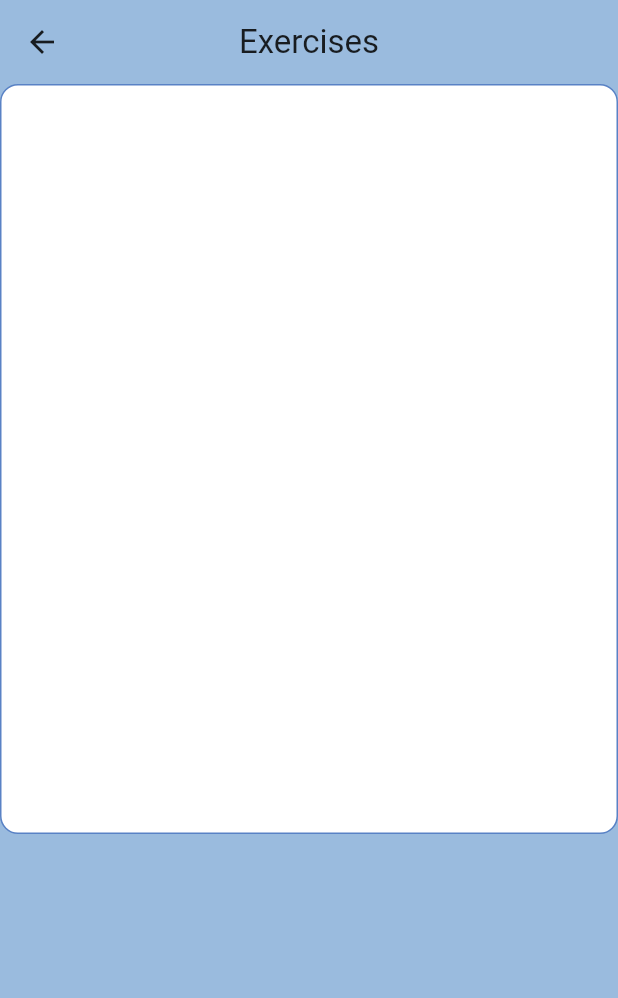
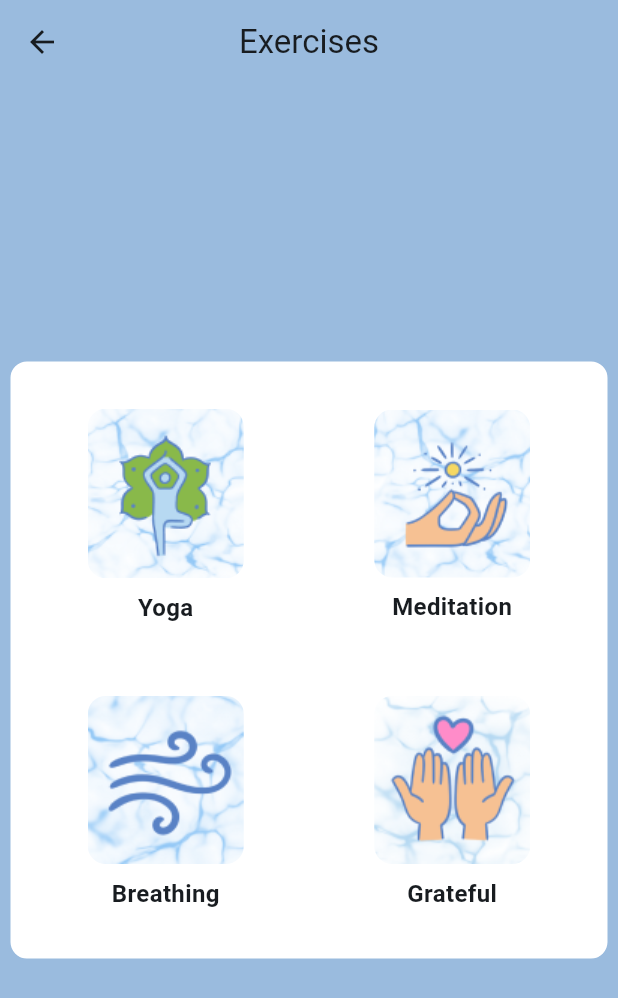
Before and after one commit to jernejakrajcar/droppy, a Flutter app: the ExercisesScreen screen opened by its route, on a phone screen of 412 x 824 dp. Shown: the top 998 px of the screen. Run offline on Flutter 3.47's test engine with Material 3 defaults, Android fonts, the phone set to English and light mode, and no system bars; our stand-ins replace isar; accounts and stored records are empty; generated files the repository leaves out were written again.

Commit message:
Add files via upload

```diff
--- a/lib/main.dart
+++ b/lib/main.dart
@@ -1,7 +1,14 @@
 import 'package:droppy/screens/diary_screen.dart';
+import 'package:droppy/screens/exercises/grateful_screen.dart';
 import 'package:droppy/screens/exercises_screen.dart';
 import 'package:droppy/screens/mood_tracker_screen.dart';
 import 'package:droppy/screens/relaxation_games_screen.dart';
+
+import 'package:droppy/screens/exercises/yoga_screen.dart';
+import 'package:droppy/screens/exercises/meditation_screen.dart';
+import 'package:droppy/screens/exercises/breathing_screen.dart';
+import 'package:droppy/screens/exercises/yoga_screen.dart';
+
 import 'package:flutter/material.dart';
 import 'package:droppy/services/isar_service.dart';
 
@@ -30,6 +37,10 @@ class MyApp extends StatelessWidget {
         '/moodTracker': (context) => MoodTrackerScreen(),
         '/vaje': (context) => ExercisesScreen(),
         '/igre': (context) => GamesScreen(),
+        '/yoga': (context) => YogaScreen(),
+        '/meditation': (context) => MeditationScreen(),
+        '/breathing': (context) => BreathingScreen(),
+        '/grateful': (context) => GratefulScreen(),
       },
     );
   }
--- a/lib/screens/exercises_screen.dart
+++ b/lib/screens/exercises_screen.dart
@@ -6,39 +6,115 @@ class ExercisesScreen extends StatelessWidget {
   @override
   Widget build(BuildContext context) {
     return Scaffold(
+      backgroundColor: Color.fromARGB(255, 154, 187, 222),
       appBar: AppBar(
         title: const Text('Exercises'),
         centerTitle: true,
         backgroundColor: Color.fromARGB(255, 154, 187, 222),
       ),
-      body: Container(
-        color: Color.fromARGB(
-            255, 154, 187, 222), // Adjust the opacity and color as needed
-
-        // Center is a layout widget. It takes a single child and positions it
-        // in the middle of the parent.
-
-        child: Center(
-          child: Column(
-            children: <Widget>[
-              Container(
-                width: 500,
-                height: 500,
-                decoration: BoxDecoration(
-                  color: Color.fromARGB(255, 255, 255,
-                      255), // Set the background color of the box
-                  border: Border.all(
-                      color: Color.fromARGB(
-                          255, 89, 130, 197)), // Set the border color
-                  borderRadius:
-                      BorderRadius.circular(12.0), // Set the border radius
-                ),
-                //=========USEBINA V KONTENERJU!!!===========
-              )
-            ],
+      body: Center(
+        child: Container(
+          width: 400, // Adjust the width as needed
+          height: 400, // Adjust the height as needed
+          decoration: BoxDecoration(
+            color: Colors.white,
+            border: Border.all(
+              color: Color.fromARGB(255, 154, 187, 222),
+            ),
+            borderRadius: BorderRadius.circular(12.0),
+          ),
+          child: Padding(
+            padding: const EdgeInsets.all(16.0),
+            child: GridView.builder(
+              gridDelegate: SliverGridDelegateWithFixedCrossAxisCount(
+                crossAxisCount: 2, // 2 columns
+                crossAxisSpacing: 16.0,
+                mainAxisSpacing: 16.0,
+              ),
+              itemCount: 4, // 2x2 grid, so 2 rows and 2 columns
+              itemBuilder: (context, index) {
+                return GestureDetector(
+                  onTap: () {
+                    Navigator.pushNamed(context, imgLink(index));
+                  },
+                  child: Column(
+                    mainAxisAlignment: MainAxisAlignment.center,
+                    children: [
+                      Container(
+                        decoration: BoxDecoration(
+                          borderRadius: BorderRadius.circular(12.0),
+                        ),
+                        child: ClipRRect(
+                          borderRadius: BorderRadius.circular(12.0),
+                          child: Image.asset(
+                            getImgName(index), // Replace with your image paths
+                            fit: BoxFit.cover,
+                          ),
+                        ),
+                      ),
+                      SizedBox(height: 8.0),
+                      Text(
+                        getTitle(index), // Replace with your text
+                        textAlign: TextAlign.center,
+                        style: TextStyle(
+                          fontSize: 16.0,
+                          fontWeight: FontWeight.bold,
+                        ),
+                      ),
+                    ],
+                  ),
+                );
+              },
+            ),
           ),
         ),
       ),
     );
   }
 }
+
+String getImgName(int imgInt) {
+  String s = "assets/";
+  switch (imgInt) {
+    case 0:
+      return s + "yoga_icon.png";
+    case 1:
+      return s + "meditation_icon.png";
+    case 2:
+      return s + "breathing_icon.png";
+    case 3:
+      return s + "grateful_icon.png";
+  }
+  print("error in Image index number");
+  return "";
+}
+
+String imgLink(int imgInt) {
+  switch (imgInt) {
+    case 0:
+      return "/yoga";
+    case 1:
+      return "/meditation";
+    case 2:
+      return "/breathing";
+    case 3:
+      return "/grateful";
+  }
+  print("error in Image link index number");
+  return "";
+}
+
+String getTitle(imgInt) {
+  switch (imgInt) {
+    case 0:
+      return "Yoga";
+    case 1:
+      return "Meditation";
+    case 2:
+      return "Breathing";
+    case 3:
+      return "Grateful";
+  }
+  print("error in Image Name index number");
+  return "";
+}
```
Also changed, not shown: lib/screens/exercises/breathing_screen.dart (added, +29 -0 lines), lib/screens/exercises/grateful_screen.dart (added, +29 -0 lines), lib/screens/exercises/meditation_screen.dart (added, +29 -0 lines), lib/screens/exercises/yoga_screen.dart (added, +29 -0 lines), assets/breathing_icon.png (added), assets/grateful_icon.png (added), assets/meditation_icon.png (added), assets/yoga_icon.png (added).
